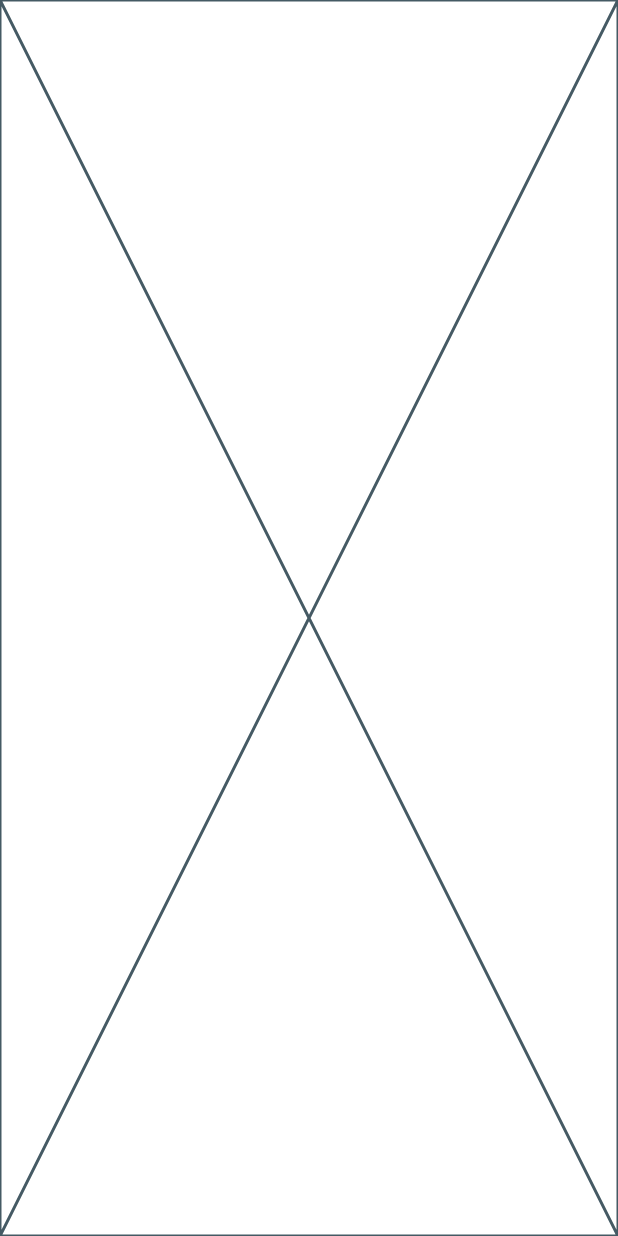
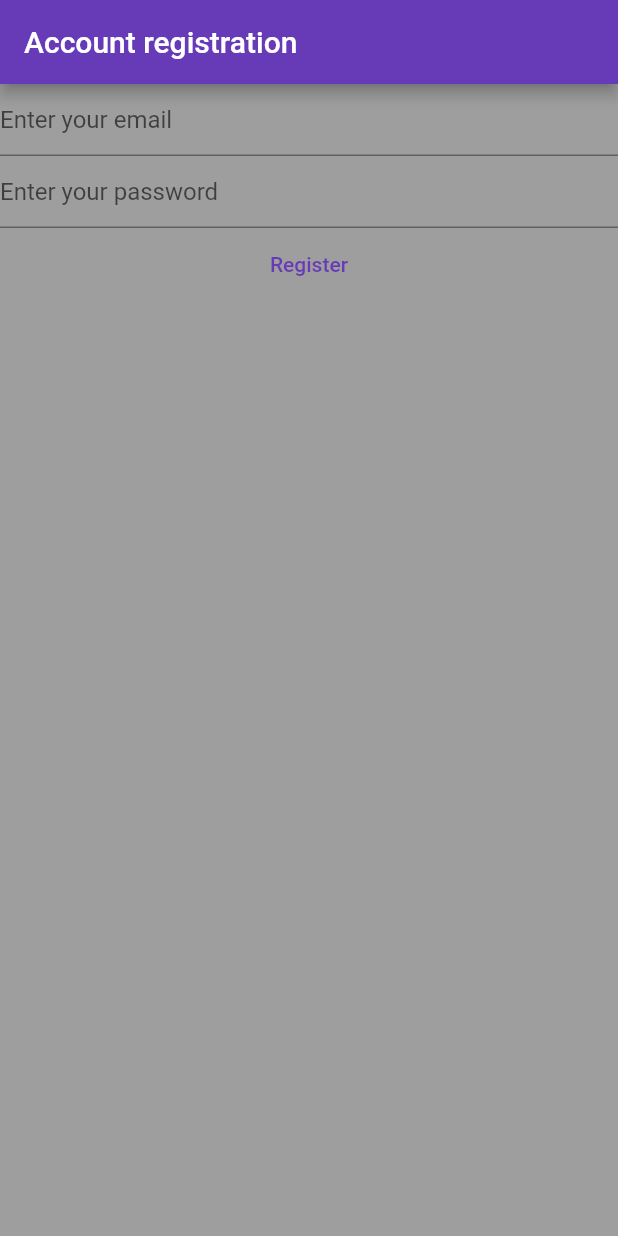
Before and after one commit to SiyabongaCyril/mynotes, a Flutter app: the screen it shows after launch, on a phone screen of 412 x 824 dp. Run offline on Flutter 3.47's test engine with Material 2 defaults, Android fonts, the phone set to English and light mode, and no system bars; our stand-ins replace firebase_auth, firebase_core; accounts and stored records are empty.

Commit message:
Added Registration Screen

```diff
--- a/lib/main.dart
+++ b/lib/main.dart
@@ -1,20 +1,92 @@
 import 'package:flutter/material.dart';
+import 'package:firebase_auth/firebase_auth.dart';
+import 'package:firebase_core/firebase_core.dart';
+import '../firebase_options.dart';
 
 void main() {
+  //FutureBuilder requires the binding's BuildContext to function Properly
+  WidgetsFlutterBinding.ensureInitialized;
+  //Passing Material App Directly helps reduce our build times through hot reloads
   runApp(MaterialApp(
     title: 'Flutter Demo',
     theme: ThemeData(
-      primarySwatch: Colors.blue,
+      primarySwatch: Colors.deepPurple,
     ),
-    home: const HomePage(),
+    home: const RegisterView(),
   ));
 }
 
-class HomePage extends StatelessWidget {
-  const HomePage({super.key});
+class RegisterView extends StatefulWidget {
+  const RegisterView({super.key});
+
+  @override
+  State<RegisterView> createState() => _RegisterViewState();
+}
+
+class _RegisterViewState extends State<RegisterView> {
+  late final TextEditingController _email;
+  late final TextEditingController _password;
+
+  @override
+  void initState() {
+    _email = TextEditingController();
+    _password = TextEditingController();
+    super.initState();
+  }
+
+  @override
+  void dispose() {
+    _email.dispose();
+    _password.dispose();
+    super.dispose();
+  }
 
   @override
   Widget build(BuildContext context) {
-    return const Placeholder();
+    return Scaffold(
+      appBar: AppBar(
+        title: const Text("Account registration"),
+      ),
+      body: FutureBuilder(
+        builder: (context, snapshot) {
+          switch (snapshot.connectionState) {
+            case ConnectionState.done:
+              return Column(children: [
+                TextField(
+                  controller: _email,
+                  decoration:
+                      const InputDecoration(hintText: 'Enter your email'),
+                  enableSuggestions: false,
+                  autocorrect: false,
+                  keyboardType: TextInputType.emailAddress,
+                ),
+                TextField(
+                  controller: _password,
+                  decoration:
+                      const InputDecoration(hintText: "Enter your password"),
+                  obscureText: true,
+                  enableSuggestions: false,
+                  autocorrect: false,
+                ),
+                TextButton(
+                  onPressed: () async {
+                    final email = _email.text;
+                    final password = _password.text;
+                    await FirebaseAuth.instance.createUserWithEmailAndPassword(
+                        email: email, password: password);
+                  },
+                  child: const Text("Register"),
+                )
+              ]);
+            default:
+              return const Text("Loading");
+          }
+        },
+        future: Firebase.initializeApp(
+          options: DefaultFirebaseOptions.currentPlatform,
+        ),
+      ),
+      backgroundColor: Color.alphaBlend(Colors.grey, Colors.black),
+    );
   }
 }
```
